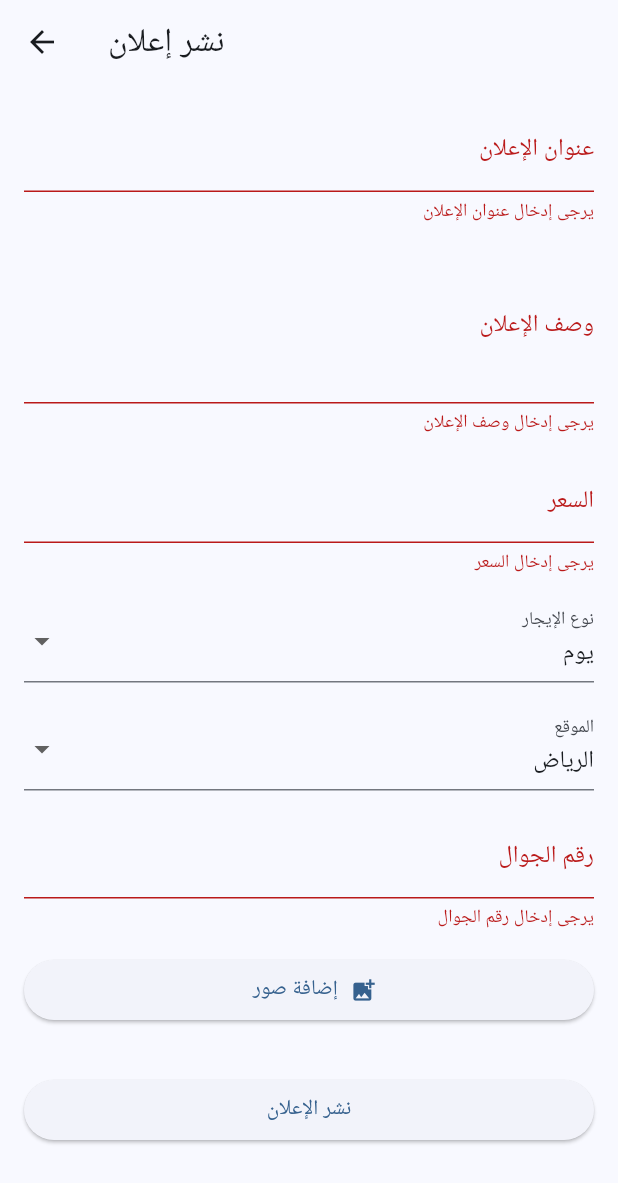
After one commit to ZiadAlrzooq/to_rent, a Flutter app: the RentalPostForm screen opened by its route, after a tap on "نشر الإعلان", on a phone screen of 412 x 824 dp. The commit adds this screen. Shown: the top 1183 px of the screen. Run offline on Flutter 3.47's test engine with Material 3 defaults, Android fonts, the light colour scheme and no system bars; our stand-ins replace animated_text_kit, cached_network_image, cloud_firestore, firebase_auth, firebase_core, font_awesome_flutter and 5 more; accounts and stored records are empty; network calls fail.

Commit message:
Add create post functionality and update navigation routes

```diff
--- a/lib/main.dart
+++ b/lib/main.dart
@@ -10,6 +10,7 @@ import 'pages/posts.dart';
 import 'pages/post_details.dart'; // New import for the post detail page
 import 'widgets/protected_route.dart';
 import 'pages/profile.dart';
+import 'pages/create_post.dart';
 
 void main() async {
   WidgetsFlutterBinding.ensureInitialized();
@@ -36,7 +37,6 @@ class MyApp extends StatelessWidget {
       ),
       initialRoute: '/',
       onGenerateRoute: (settings) {
-        // Handle named routes with parameters
         final uri = Uri.parse(settings.name!);
 
         if (uri.pathSegments.length == 2 && uri.pathSegments.first == 'posts') {
@@ -47,8 +47,6 @@ class MyApp extends StatelessWidget {
             ),
           );
         }
-
-        // Handle static routes
         switch (settings.name) {
           case '/':
             return MaterialPageRoute(builder: (context) => HomePage());
@@ -64,6 +62,20 @@ class MyApp extends StatelessWidget {
             return MaterialPageRoute(
               builder: (context) => ProtectedRoute(child: ProfileFeed()),
             );
+          case '/create-post':
+            return MaterialPageRoute(
+              builder: (context) {
+                final RentalPost? post = settings.arguments as RentalPost?;
+                return ProtectedRoute(
+                  child: RentalPostForm(
+                    post: post,
+                    onSubmit: (post) {
+                      // Handle the post submission
+                    },
+                  ),
+                );
+              },
+            );
           default:
             return MaterialPageRoute(
               builder: (context) => Scaffold(
--- /dev/null
+++ b/lib/pages/create_post.dart
@@ -0,0 +1,360 @@
+import 'package:flutter/material.dart';
+import 'package:image_picker/image_picker.dart';
+import 'package:cloud_firestore/cloud_firestore.dart';
+import 'package:firebase_auth/firebase_auth.dart';
+import 'dart:io';
+
+class RentalPost {
+  final String? id;
+  final String title;
+  final String description;
+  final List<String> imageUrls;
+  final double rentPrice;
+  final String rentType;
+  final String posterId;
+  final Timestamp createdDate;
+  final String location;
+  final String phoneNumber;
+
+  RentalPost({
+    this.id,
+    required this.title,
+    required this.description,
+    required this.imageUrls,
+    required this.rentPrice,
+    required this.rentType,
+    required this.posterId,
+    required this.createdDate,
+    required this.location,
+    required this.phoneNumber,
+  });
+
+  Map<String, dynamic> toMap() {
+    return {
+      'title': title,
+      'description': description,
+      'imageUrls': imageUrls,
+      'rentPrice': rentPrice,
+      'rentType': rentType,
+      'posterId': posterId,
+      'createdDate': createdDate,
+      'location': location,
+      'phoneNumber': phoneNumber,
+    };
+  }
+
+  factory RentalPost.fromMap(Map<String, dynamic> map, String id) {
+    return RentalPost(
+      id: id,
+      title: map['title'],
+      description: map['description'],
+      imageUrls: List<String>.from(map['imageUrls']),
+      rentPrice: map['rentPrice'],
+      rentType: map['rentType'],
+      posterId: map['posterId'],
+      createdDate: map['createdDate'],
+      location: map['location'],
+      phoneNumber: map['phoneNumber'],
+    );
+  }
+}
+
+class RentalPostForm extends StatefulWidget {
+  final RentalPost? post; // If provided, we're editing an existing post
+  final Function(RentalPost) onSubmit;
+  const RentalPostForm({
+    Key? key,
+    this.post,
+    required this.onSubmit,
+  }) : super(key: key);
+
+  @override
+  _RentalPostFormState createState() => _RentalPostFormState();
+}
+
+class _RentalPostFormState extends State<RentalPostForm> {
+  final _formKey = GlobalKey<FormState>();
+  final _titleController = TextEditingController();
+  final _descriptionController = TextEditingController();
+  final _rentPriceController = TextEditingController();
+  final _phoneNumberController = TextEditingController();
+
+  String _selectedRentType = 'يوم';
+  String _selectedLocation = 'الرياض';
+  List<File> _imageFiles = [];
+  List<String> _existingImageUrls = [];
+  bool _isLoading = false;
+
+  final List<String> _rentTypes = ['ساعة', 'يوم', 'أسبوع', 'شهر'];
+  final List<String> _locations = [
+    'الرياض',
+    'جدة',
+    'مكة',
+    'الدمام',
+    'المدينة',
+    'الخبر',
+    'أبها',
+    'تبوك',
+    'الطائف'
+  ];
+
+  @override
+  void initState() {
+    super.initState();
+    if (widget.post != null) {
+      _titleController.text = widget.post!.title;
+      _descriptionController.text = widget.post!.description;
+      _rentPriceController.text = widget.post!.rentPrice.toString();
+      _phoneNumberController.text = widget.post!.phoneNumber;
+      _selectedRentType = widget.post!.rentType;
+      _selectedLocation = widget.post!.location;
+      _existingImageUrls = widget.post!.imageUrls;
+    }
+  }
+
+  Future<void> _pickImages() async {
+    final ImagePicker picker = ImagePicker();
+    final List<XFile> images = await picker.pickMultiImage();
+
+    if (images.isNotEmpty) {
+      if (_imageFiles.length + images.length + _existingImageUrls.length > 10) {
+        ScaffoldMessenger.of(context).showSnackBar(
+          const SnackBar(content: Text('الحد الأقصى للصور هو 10')),
+        );
+        return;
+      }
+
+      setState(() {
+        _imageFiles.addAll(images.map((xFile) => File(xFile.path)));
+      });
+    }
+  }
+
+  Future<List<String>> _uploadImages() async {
+    List<String> uploadedUrls = [];
+
+    for (File imageFile in _imageFiles) {
+      // upload the images and get the download URLs
+    }
+
+    return uploadedUrls;
+  }
+
+  Future<void> _submitForm() async {
+    if (!_formKey.currentState!.validate()) return;
+    if (_imageFiles.isEmpty && _existingImageUrls.isEmpty) {
+      ScaffoldMessenger.of(context).showSnackBar(
+        const SnackBar(content: Text('يرجى إضافة صورة واحدة على الأقل')),
+      );
+      return;
+    }
+
+    setState(() => _isLoading = true);
+
+    try {
+      final List<String> newImageUrls = await _uploadImages();
+      final allImageUrls = [..._existingImageUrls, ...newImageUrls];
+
+      final post = RentalPost(
+        id: widget.post?.id,
+        title: _titleController.text,
+        description: _descriptionController.text,
+        imageUrls: allImageUrls,
+        rentPrice: double.parse(_rentPriceController.text),
+        rentType: _selectedRentType,
+        posterId: FirebaseAuth.instance.currentUser!.uid,
+        createdDate: Timestamp.now(),
+        location: _selectedLocation,
+        phoneNumber: _phoneNumberController.text,
+      );
+
+      widget.onSubmit(post);
+    } catch (e) {
+      ScaffoldMessenger.of(context).showSnackBar(
+        SnackBar(content: Text('حدث خطأ: $e')),
+      );
+    } finally {
+      setState(() => _isLoading = false);
+    }
+  }
+
+  @override
+  Widget build(BuildContext context) {
+    return Scaffold(
+        appBar: AppBar(
+          title: Text(widget.post == null ? 'نشر إعلان' : 'تعديل الإعلان'),
+        ),
+        body: Directionality(
+            textDirection: TextDirection.rtl,
+            child: Form(
+              key: _formKey,
+              child: SingleChildScrollView(
+                padding: const EdgeInsets.all(16),
+                child: Column(
+                  crossAxisAlignment: CrossAxisAlignment.stretch,
+                  children: [
+                    TextFormField(
+                      controller: _titleController,
+                      decoration:
+                          const InputDecoration(labelText: 'عنوان الإعلان'),
+                      validator: (value) {
+                        if (value == null || value.isEmpty) {
+                          return 'يرجى إدخال عنوان الإعلان';
+                        }
+                        return null;
+                      },
+                    ),
+                    const SizedBox(height: 16),
+                    TextFormField(
+                      controller: _descriptionController,
+                      decoration:
+                          const InputDecoration(labelText: 'وصف الإعلان'),
+                      maxLines: 3,
+                      validator: (value) {
+                        if (value == null || value.isEmpty) {
+                          return 'يرجى إدخال وصف الإعلان';
+                        }
+                        return null;
+                      },
+                    ),
+                    const SizedBox(height: 16),
+                    TextFormField(
+                      controller: _rentPriceController,
+                      decoration: const InputDecoration(labelText: 'السعر'),
+                      keyboardType: TextInputType.number,
+                      validator: (value) {
+                        if (value == null || value.isEmpty) {
+                          return 'يرجى إدخال السعر';
+                        }
+                        if (double.tryParse(value) == null ||
+                            double.parse(value) <= 0) {
+                          return 'يرجى إدخال سعر صحيح';
+                        }
+                        return null;
+                      },
+                    ),
+                    const SizedBox(height: 16),
+                    DropdownButtonFormField<String>(
+                      value: _selectedRentType,
+                      decoration:
+                          const InputDecoration(labelText: 'نوع الإيجار'),
+                      items: _rentTypes.map((type) {
+                        return DropdownMenuItem(
+                          value: type,
+                          child: Text(type),
+                        );
+                      }).toList(),
+                      onChanged: (value) {
+                        setState(() => _selectedRentType = value!);
+                      },
+                    ),
+                    const SizedBox(height: 16),
+                    DropdownButtonFormField<String>(
+                      value: _selectedLocation,
+                      decoration: const InputDecoration(labelText: 'الموقع'),
+                      items: _locations.map((location) {
+                        return DropdownMenuItem(
+                          value: location,
+                          child: Text(location),
+                        );
+                      }).toList(),
+                      onChanged: (value) {
+                        setState(() => _selectedLocation = value!);
+                      },
+                    ),
+                    const SizedBox(height: 16),
+                    TextFormField(
+                      controller: _phoneNumberController,
+                      decoration:
+                          const InputDecoration(labelText: 'رقم الجوال'),
+                      keyboardType: TextInputType.phone,
+                      validator: (value) {
+                        if (value == null || value.isEmpty) {
+                          return 'يرجى إدخال رقم الجوال';
+                        }
+                        if (value.length != 10) {
+                          return 'يجب أن يتكون رقم الجوال من 10 أرقام';
+                        }
+                        return null;
+                      },
+                    ),
+                    const SizedBox(height: 16),
+                    ElevatedButton.icon(
+                      onPressed: _pickImages,
+                      icon: const Icon(Icons.add_photo_alternate),
+                      label: const Text('إضافة صور'),
+                    ),
+                    const SizedBox(height: 8),
+                    if (_existingImageUrls.isNotEmpty || _imageFiles.isNotEmpty)
+                      SizedBox(
+                        height: 100,
+                        child: ListView(
+                          scrollDirection: Axis.horizontal,
+                          children: [
+                            ..._existingImageUrls.map((url) => Padding(
+                                  padding: const EdgeInsets.all(4),
+                                  child: Stack(
+                                    children: [
+                                      Image.network(url, height: 100),
+                                      Positioned(
+                                        right: 0,
+                                        child: IconButton(
+                                          icon: const Icon(Icons.close,
+                                              color: Colors.red),
+                                          onPressed: () {
+                                            setState(() {
+                                              _existingImageUrls.remove(url);
+                                            });
+                                          },
+                                        ),
+                                      ),
+                                    ],
+                                  ),
+                                )),
+                            ..._imageFiles.map((file) => Padding(
+                                  padding: const EdgeInsets.all(4),
+                                  child: Stack(
+                                    children: [
+                                      Image.file(file, height: 100),
+                                      Positioned(
+                                        right: 0,
+                                        child: IconButton(
+                                          icon: const Icon(Icons.close,
+                                              color: Colors.red),
+                                          onPressed: () {
+                                            setState(() {
+                                              _imageFiles.remove(file);
+                                            });
+                                          },
+                                        ),
+                                      ),
+                                    ],
+                                  ),
+                                )),
+                          ],
+                        ),
+                      ),
+                    const SizedBox(height: 24),
+                    ElevatedButton(
+                      onPressed: _isLoading ? null : _submitForm,
+                      child: _isLoading
+                          ? const CircularProgressIndicator()
+                          : Text(widget.post == null
+                              ? 'نشر الإعلان'
+                              : 'تحديث الإعلان'),
+                    ),
+                  ],
+                ),
+              ),
+            )));
+  }
+
+  @override
+  void dispose() {
+    _titleController.dispose();
+    _descriptionController.dispose();
+    _rentPriceController.dispose();
+    _phoneNumberController.dispose();
+    super.dispose();
+  }
+}
--- a/lib/pages/posts.dart
+++ b/lib/pages/posts.dart
@@ -1,6 +1,9 @@
+import 'package:cloud_firestore/cloud_firestore.dart';
 import 'package:flutter/material.dart';
+import 'package:to_rent/pages/create_post.dart';
 import 'package:to_rent/services/auth_service.dart';
 import 'package:to_rent/widgets/custom_app_bar.dart';
+
 class Posts extends StatelessWidget {
   final List<Map<String, String>> posts = [
     {
@@ -150,7 +153,24 @@ class Posts extends StatelessWidget {
         child: FloatingActionButton(
           onPressed: () {
             // make it navigate to the new post page
-            Navigator.pushNamed(context, '/posts/new');
+            Navigator.pushNamed(context, '/create-post',
+                arguments: RentalPost(
+                    title: 'Sample Title', // Replace with actual title
+                    description:
+                        'Sample Description', // Replace with actual description
+                    imageUrls: [
+                      'https://picsum.photos/200/300',
+                      'https://picsum.photos/200/300'
+                    ], // Replace with actual image URLs
+                    rentPrice: 1000.0, // Replace with actual rent price
+                    rentType: 'شهر', // Replace with actual rent type
+                    posterId: 'user123', // Replace with actual poster ID
+                    createdDate:
+                        Timestamp(1234567890, 0), // Replace with actual date
+                    location: 'الرياض', // Replace with actual location
+                    phoneNumber:
+                        '123-456-7890' // Replace with actual phone number
+                    ));
           },
           child: Icon(Icons.add),
           backgroundColor: Colors.blue,
```
